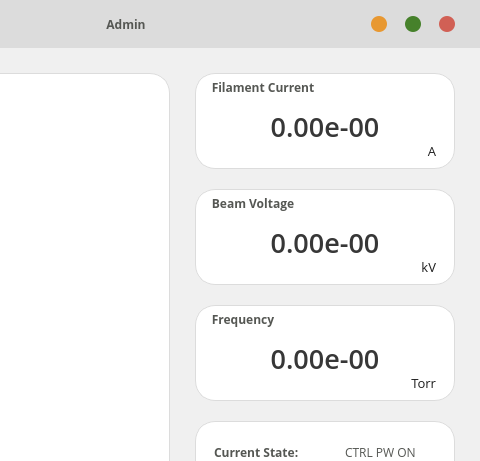
Bridge12Technologies/Gyrotron-Control-System---OLD, file src/mainwindow.ui: the form before one commit; both pictures show x 700 to 1180 and y 0 to 461 of the 1180 by 717 pixel window.
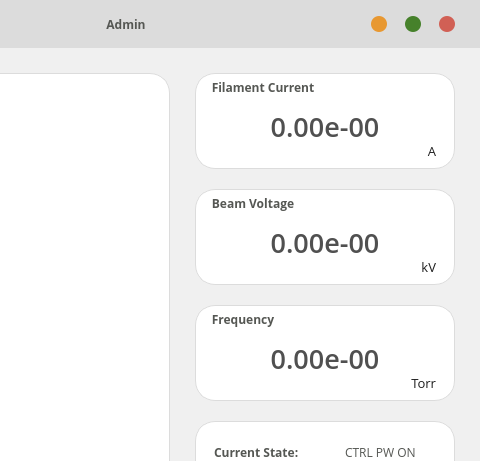
The form after the commit. The open tabs and pages were chosen to show the change. Icons and pictures are not drawn. Custom widgets are drawn as their Qt base class.

Patch:
```diff
--- a/src/mainwindow.ui
+++ b/src/mainwindow.ui
@@ -3614,6 +3614,9 @@
           </property>
           <item>
            <widget class="QGroupBox" name="fil_curr_group">
+            <property name="enabled">
+             <bool>true</bool>
+            </property>
             <property name="minimumSize">
              <size>
               <width>260</width>
@@ -3652,8 +3655,10 @@
 color: rgb(85, 87, 83);
 }
 
-QGroupBox::title:disabled {
-color: rgb(180,180,180);
+QGroupBox:disabled {
+background-image: url(:/images/dc_icon2.png);
+background-repeat: no-repeat;
+background-position: center;
 }</string>
             </property>
             <property name="title">
@@ -3686,8 +3691,8 @@
                 </font>
                </property>
                <property name="styleSheet">
-                <string notr="true">QLabel{ background: none; color: rgb(55,55,55); }
-QLabel:disabled{ color: rgb(180,180,180); }</string>
+                <string notr="true">QLabel{ background: transparent; color: rgb(80,80,80); }
+QLabel:disabled{ color: transparent; }</string>
                </property>
                <property name="text">
                 <string>0.00e-00</string>
@@ -3722,6 +3727,9 @@
           </item>
           <item>
            <widget class="QGroupBox" name="beam_volt_group">
+            <property name="enabled">
+             <bool>true</bool>
+            </property>
             <property name="minimumSize">
              <size>
               <width>260</width>
@@ -3760,8 +3768,10 @@
 color: rgb(85, 87, 83);
 }
 
-QGroupBox::title:disabled {
-color: rgb(180,180,180);
+QGroupBox:disabled {
+background-image: url(:/images/dc_icon2.png);
+background-repeat: no-repeat;
+background-position: center;
 }</string>
             </property>
             <property name="title">
@@ -3794,8 +3804,8 @@
                 </font>
                </property>
                <property name="styleSheet">
-                <string notr="true">QLabel{ background: none; color: rgb(55,55,55); }
-QLabel:disabled{ color: rgb(180,180,180); }</string>
+                <string notr="true">QLabel{ background: transparent; color: rgb(80,80,80); }
+QLabel:disabled{ color: transparent; }</string>
                </property>
                <property name="text">
                 <string>0.00e-00</string>
@@ -3870,8 +3880,10 @@
 color: rgb(85, 87, 83);
 }
 
-QGroupBox::title:disabled {
-color: rgb(180,180,180);
+QGroupBox:disabled {
+background-image: url(:/images/dc_icon2.png);
+background-repeat: no-repeat;
+background-position: center;
 }</string>
             </property>
             <property name="title">
@@ -3916,8 +3928,8 @@
                 </font>
                </property>
                <property name="styleSheet">
-                <string notr="true">QLabel{ background: none; color: rgb(55,55,55); }
-QLabel:disabled{ color: rgb(180,180,180); }</string>
+                <string notr="true">QLabel{ background: transparent; color: rgb(80,80,80); }
+QLabel:disabled{ color: transparent; }</string>
                </property>
                <property name="text">
                 <string>0.00e-00</string>
```
Left out of the diff: 54 changed lines with no effect on the pictures.
